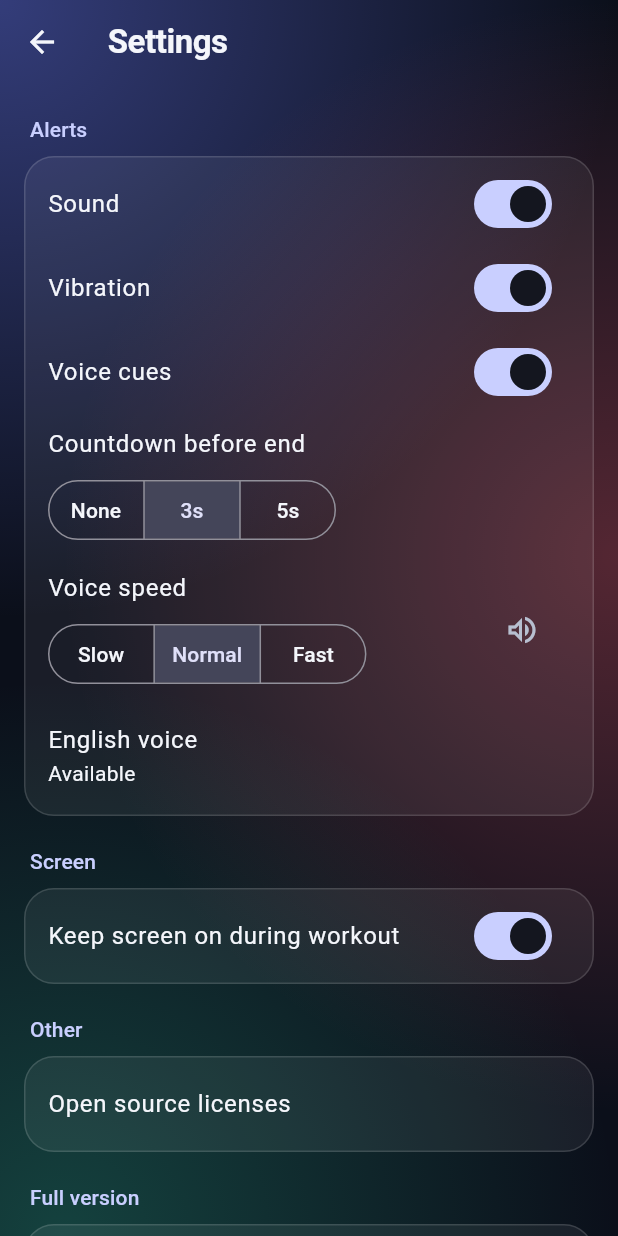
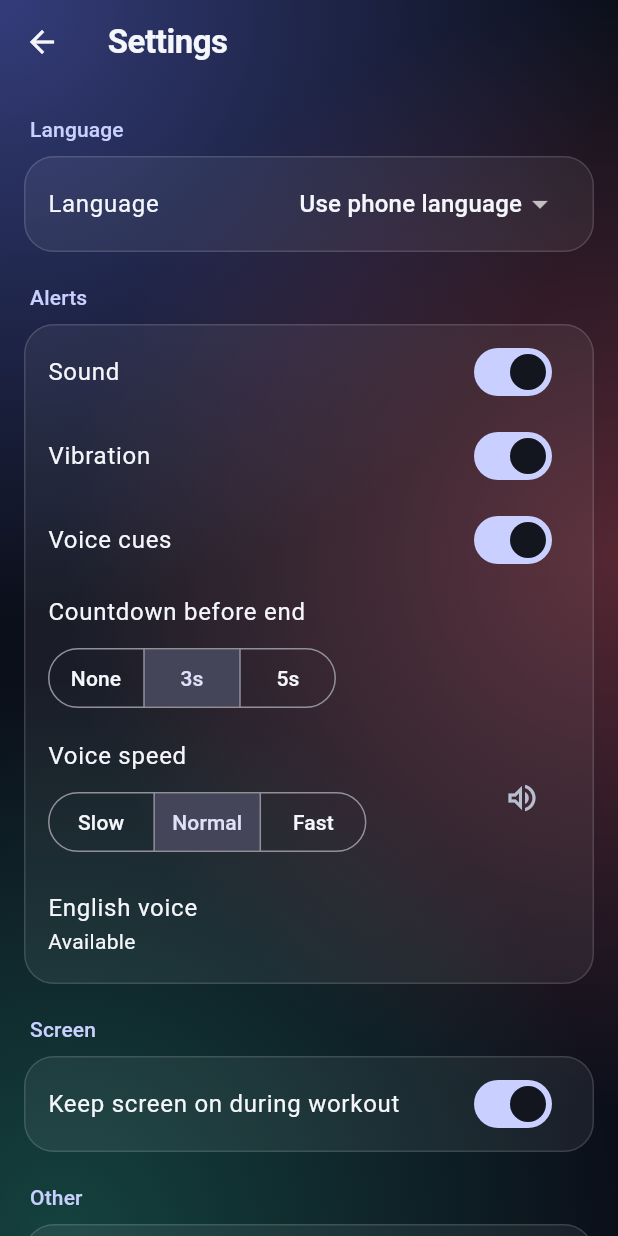
Before and after one commit to zerogravitymeat/fitness_timer, a Flutter app: the screen it shows after launch, after a tap on the "settings" icon, on a phone screen of 412 x 824 dp. Run offline on Flutter 3.47's test engine with Material 3 defaults, Android fonts, the phone set to English and light mode, and no system bars; our stand-ins replace audioplayers, flutter_tts, in_app_purchase, vibration, wakelock_plus; missing offline and left inert: flutter_foreground_task, in_app_purchase_android; Roboto replaces fonts that are missing (Pretendard).

Commit message:
feat: 설정에서 언어 선택, Android 13+ 앱별 언어와 맞춤
- AppSettings.language (null이면 기기 언어). 화면·알림·음성에 같이 적용
- locales_config.xml, getAppLocale/setAppLocale 채널로 시스템 앱별 언어와 동기화
- 문서: 02 6.6절 언어, 03 S5, 05 4.2-1 다국어

Co-Authored-By: Claude Opus 5.5 <noreply@anthropic.com>

```diff
--- a/lib/features/home/home_page.dart
+++ b/lib/features/home/home_page.dart
@@ -23,6 +23,7 @@ import '../paywall/paywall_page.dart';
 import '../run/run_page.dart';
 import '../settings/settings_page.dart';
 import '../../l10n/l10n.dart';
+import '../../services/app_language.dart';
 
 /// S1 홈 (docs/03_화면_설계.md 3장). 글래스 디자인은 개발 7단계에서 입힌다.
 class HomePage extends StatefulWidget {
@@ -67,7 +68,10 @@ class _HomePageState extends State<HomePage> with WidgetsBindingObserver {
   /// 앱으로 돌아올 때 무료 횟수 배지를 최신으로 (운동은 앱 밖에서도 끝날 수 있다)
   @override
   void didChangeAppLifecycleState(AppLifecycleState state) {
-    if (state == AppLifecycleState.resumed) _ent.refreshTrial();
+    if (state == AppLifecycleState.resumed) {
+      _ent.refreshTrial();
+      AppLanguage.pullFromSystem(AppServices.settings);
+    }
   }
 
   /// D1 이어하기 확인 (docs/03_화면_설계.md 8장)
--- a/lib/features/settings/settings_page.dart
+++ b/lib/features/settings/settings_page.dart
@@ -11,6 +11,7 @@ import '../../models/entitlement.dart';
 import '../paywall/paywall_page.dart';
 import '../../engine/cue_text.dart';
 import '../../l10n/l10n.dart';
+import '../../services/app_language.dart';
 
 /// S5 설정 (docs/03_화면_설계.md 7장). 기능 확인용 기본 UI.
 class SettingsPage extends StatefulWidget {
@@ -23,6 +24,9 @@ class SettingsPage extends StatefulWidget {
 class _SettingsPageState extends State<SettingsPage> {
   static const _system = MethodChannel('fitness_timer/system');
   final _tts = FlutterTts();
+
+  /// 고를 수 있는 언어 (AppSettings.languageChoices와 같은 순서)
+  static const _languages = [('ko', '한국어'), ('en', 'English')];
 
   /// 음성 안내 언어 (화면 언어를 따른다)
   CueText? _cueText;
@@ -84,6 +88,27 @@ class _SettingsPageState extends State<SettingsPage> {
           body: ListView(
             padding: const EdgeInsets.fromLTRB(16, 0, 16, 32),
             children: [
+              _Group(context.l10n.language),
+              _Card(
+                children: [
+                  ListTile(
+                    title: Text(context.l10n.language),
+                    trailing: DropdownButton<String?>(
+                      value: s.language,
+                      underline: const SizedBox.shrink(),
+                      onChanged: (v) => AppLanguage.set(store, v),
+                      items: [
+                        DropdownMenuItem(
+                          child: Text(context.l10n.languageSystem),
+                        ),
+                        // 언어 이름은 그 언어로 쓴다
+                        for (final (code, name) in _languages)
+                          DropdownMenuItem(value: code, child: Text(name)),
+                      ],
+                    ),
+                  ),
+                ],
+              ),
               _Group(context.l10n.alerts),
               _Card(
                 children: [
--- a/lib/l10n/app_en.arb
+++ b/lib/l10n/app_en.arb
@@ -197,5 +197,7 @@
   "presetTabata": "Tabata",
   "presetHiit": "HIIT",
   "presetPlank": "Plank",
-  "presetStrength": "Strength Sets"
+  "presetStrength": "Strength Sets",
+  "language": "Language",
+  "languageSystem": "Use phone language"
 }
--- a/lib/l10n/app_ko.arb
+++ b/lib/l10n/app_ko.arb
@@ -471,5 +471,7 @@
   "presetTabata": "타바타",
   "presetHiit": "HIIT",
   "presetPlank": "플랭크",
-  "presetStrength": "근력 세트"
+  "presetStrength": "근력 세트",
+  "language": "언어",
+  "languageSystem": "기기 언어 따르기"
 }
--- a/lib/l10n/app_localizations.dart
+++ b/lib/l10n/app_localizations.dart
@@ -1285,6 +1285,18 @@ abstract class AppLocalizations {
   /// In ko, this message translates to:
   /// **'근력 세트'**
   String get presetStrength;
+
+  /// No description provided for @language.
+  ///
+  /// In ko, this message translates to:
+  /// **'언어'**
+  String get language;
+
+  /// No description provided for @languageSystem.
+  ///
+  /// In ko, this message translates to:
+  /// **'기기 언어 따르기'**
+  String get languageSystem;
 }
 
 class _AppLocalizationsDelegate
--- a/lib/l10n/app_localizations_en.dart
+++ b/lib/l10n/app_localizations_en.dart
@@ -729,4 +729,10 @@ class AppLocalizationsEn extends AppLocalizations {
 
   @override
   String get presetStrength => 'Strength Sets';
+
+  @override
+  String get language => 'Language';
+
+  @override
+  String get languageSystem => 'Use phone language';
 }
--- a/lib/l10n/app_localizations_ko.dart
+++ b/lib/l10n/app_localizations_ko.dart
@@ -674,4 +674,10 @@ class AppLocalizationsKo extends AppLocalizations {
 
   @override
   String get presetStrength => '근력 세트';
+
+  @override
+  String get language => '언어';
+
+  @override
+  String get languageSystem => '기기 언어 따르기';
 }
--- a/lib/main.dart
+++ b/lib/main.dart
@@ -7,6 +7,7 @@ import 'design/app_theme.dart';
 import 'design/glass.dart';
 import 'features/home/home_page.dart';
 import 'l10n/l10n.dart';
+import 'services/app_language.dart';
 import 'services/run/run_client.dart';
 
 Future<void> main() async {
@@ -20,6 +21,8 @@ Future<void> main() async {
   });
   // 저장된 루틴·설정 읽기. 그동안은 시스템 시작 화면(어두운 단색)이 떠 있다.
   await AppServices.init();
+  // Android 13+에서 시스템 설정의 앱별 언어를 바꿨을 수 있다
+  await AppLanguage.pullFromSystem(AppServices.settings);
   runApp(const FitnessTimerApp());
 }
 
@@ -28,12 +31,21 @@ class FitnessTimerApp extends StatelessWidget {
 
   @override
   Widget build(BuildContext context) {
+    return ListenableBuilder(
+      listenable: AppServices.settings,
+      builder: (context, _) => _app(AppServices.settings.value.language),
+    );
+  }
+
+  /// [language]가 null이면 기기 언어를 따른다
+  Widget _app(String? language) {
     return MaterialApp(
       title: 'Fitness Timer',
+      locale: language == null ? null : Locale(language),
       debugShowCheckedModeBanner: false,
       localizationsDelegates: AppLocalizations.localizationsDelegates,
       supportedLocales: AppLocalizations.supportedLocales,
-      // 기기 언어를 따르고, 지원하지 않는 언어면 영어
+      // 설정한 언어나 기기 언어. 지원하지 않는 언어면 영어
       localeResolutionCallback: (locale, _) => resolveLocale(locale),
       // 글래스모피즘, 다크 테마만 (docs/04)
       theme: AppTheme.dark(),
--- a/lib/models/app_settings.dart
+++ b/lib/models/app_settings.dart
@@ -21,6 +21,7 @@ class AppSettings {
     this.countdownSeconds = 3,
     this.speechSpeed = SpeechSpeed.normal,
     this.keepScreenOn = true,
+    this.language,
   });
 
   final bool sound;
@@ -34,7 +35,11 @@ class AppSettings {
   /// 진행 화면이 열려 있는 동안 화면 꺼짐 방지
   final bool keepScreenOn;
 
+  /// 화면·음성 언어 코드 ("ko", "en"). null이면 기기 언어를 따른다.
+  final String? language;
+
   static const countdownChoices = [0, 3, 5];
+  static const languageChoices = ['ko', 'en'];
 
   AppSettings copyWith({
     bool? sound,
@@ -50,6 +55,18 @@ class AppSettings {
     countdownSeconds: countdownSeconds ?? this.countdownSeconds,
     speechSpeed: speechSpeed ?? this.speechSpeed,
     keepScreenOn: keepScreenOn ?? this.keepScreenOn,
+    language: language,
+  );
+
+  /// [copyWith]로는 null(기기 언어)로 되돌릴 수 없어 따로 둔다
+  AppSettings withLanguage(String? language) => AppSettings(
+    sound: sound,
+    vibration: vibration,
+    voice: voice,
+    countdownSeconds: countdownSeconds,
+    speechSpeed: speechSpeed,
+    keepScreenOn: keepScreenOn,
+    language: languageChoices.contains(language) ? language : null,
   );
 
   Map<String, Object?> toJson() => {
@@ -59,6 +76,7 @@ class AppSettings {
     'countdownSeconds': countdownSeconds,
     'speechSpeed': speechSpeed.name,
     'keepScreenOn': keepScreenOn,
+    'language': language,
   };
 
   /// 빠지거나 이상한 값은 기본값으로
@@ -78,6 +96,9 @@ class AppSettings {
               .firstOrNull ??
           d.speechSpeed,
       keepScreenOn: j['keepScreenOn'] as bool? ?? d.keepScreenOn,
+      language: languageChoices.contains(j['language'])
+          ? j['language'] as String
+          : null,
     );
   }
 }
--- /dev/null
+++ b/lib/services/app_language.dart
@@ -0,0 +1,35 @@
+import 'package:flutter/services.dart';
+
+import '../models/app_settings.dart';
+import 'storage/settings_store.dart';
+
+/// 앱 언어 설정을 Android 13+의 "앱별 언어" 설정과 맞춘다.
+/// 어느 쪽에서 바꿔도 같은 결과가 나오게 한다.
+abstract final class AppLanguage {
+  static const _system = MethodChannel('fitness_timer/system');
+
+  /// 시스템 앱별 언어를 설정으로 가져온다 (앱 시작, 앱으로 돌아올 때).
+  /// Android 13 미만이면 아무것도 하지 않는다.
+  static Future<void> pullFromSystem(SettingsStore store) async {
+    final String? tag;
+    try {
+      tag = await _system.invokeMethod<String>('getAppLocale');
+    } catch (_) {
+      return;
+    }
+    if (tag == null) return;
+    final code = tag.isEmpty ? null : tag.split(RegExp('[-_]')).first;
+    final lang = AppSettings.languageChoices.contains(code) ? code : null;
+    if (lang != store.value.language) {
+      await store.update(store.value.withLanguage(lang));
+    }
+  }
+
+  /// 앱 설정에서 언어를 바꿀 때. null이면 기기 언어를 따른다.
+  static Future<void> set(SettingsStore store, String? language) async {
+    await store.update(store.value.withLanguage(language));
+    try {
+      await _system.invokeMethod<void>('setAppLocale', language ?? '');
+    } catch (_) {}
+  }
+}
--- a/lib/services/run/run_client.dart
+++ b/lib/services/run/run_client.dart
@@ -28,8 +28,12 @@ class RunResult {
 
 /// 화면 쪽에서 서비스를 시작·조작하고 진행 상태를 받는다.
 class RunClient extends ChangeNotifier {
-  AppLocalizations get _l =>
-      l10nFor(WidgetsBinding.instance.platformDispatcher.locale);
+  /// 알림 문구. 앱에서 언어를 정했으면 그 언어, 아니면 기기 언어.
+  AppLocalizations _l([String? language]) => l10nFor(
+    language == null
+        ? WidgetsBinding.instance.platformDispatcher.locale
+        : Locale(language),
+  );
 
   RunClient._();
   static final instance = RunClient._();
@@ -52,8 +56,8 @@ class RunClient extends ChangeNotifier {
     FlutterForegroundTask.init(
       androidNotificationOptions: AndroidNotificationOptions(
         channelId: 'run',
-        channelName: _l.notificationChannelName,
-        channelDescription: _l.notificationChannelDescription,
+        channelName: _l().notificationChannelName,
+        channelDescription: _l().notificationChannelDescription,
         onlyAlertOnce: true,
       ),
       iosNotificationOptions: const IOSNotificationOptions(),
@@ -120,10 +124,16 @@ class RunClient extends ChangeNotifier {
       serviceId: 100,
       serviceTypes: [ForegroundServiceTypes.specialUse],
       notificationTitle: workout.name,
-      notificationText: _l.notificationStarting,
+      notificationText: _l(settings.language).notificationStarting,
       notificationButtons: [
-        NotificationButton(id: RunProtocol.cmdPause, text: _l.pause),
-        NotificationButton(id: RunProtocol.cmdNext, text: _l.next),
+        NotificationButton(
+          id: RunProtocol.cmdPause,
+          text: _l(settings.language).pause,
+        ),
+        NotificationButton(
+          id: RunProtocol.cmdNext,
+          text: _l(settings.language).next,
+        ),
       ],
       callback: runServiceEntryPoint,
     );
```
Also changed, not shown: lib/services/run/run_task_handler.dart (+7 -3 lines), 7 other files.
